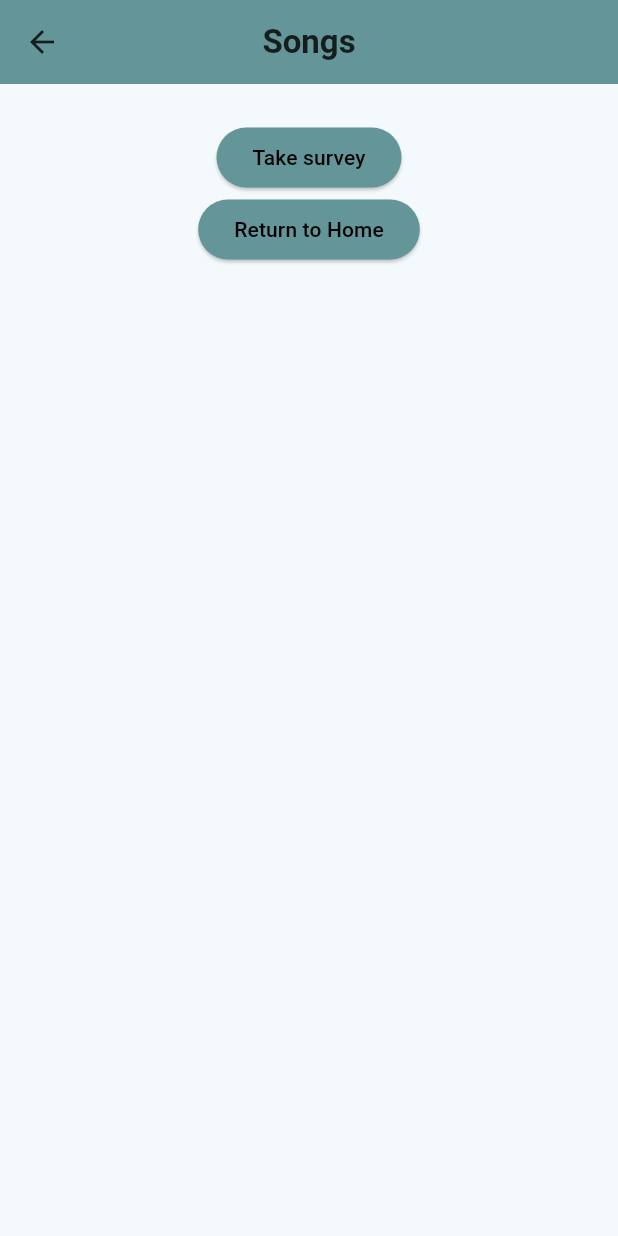
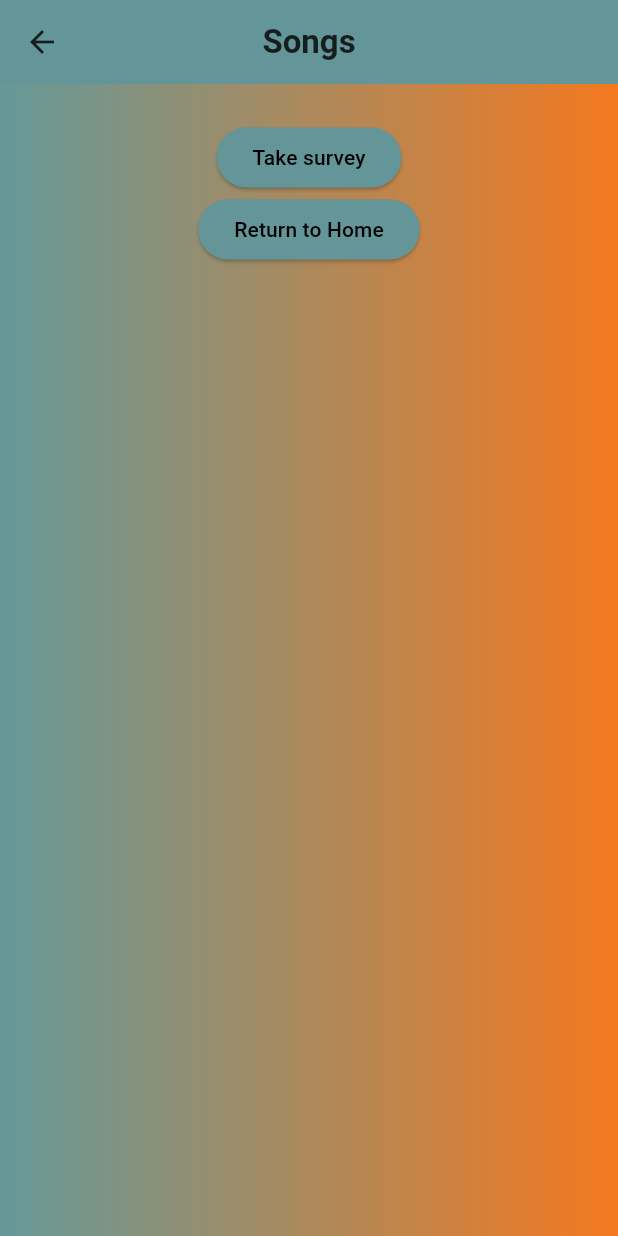
Before and after one commit to KhalidEl-MariAa/EmoWave, a Flutter app: the RecomendedSongsFromImageScreen screen opened directly with empty values, on a phone screen of 412 x 824 dp. Run offline on Flutter 3.47's test engine with Material 3 defaults, Android fonts, the light colour scheme and no system bars; our stand-ins replace awesome_dialog, cached_network_image, dio, flutter_bloc, flutter_rating_bar, image_picker and 4 more; missing offline and left inert: flutter_sound, ripple_wave.

Commit message:
recommened songs screen update ui

```diff
--- a/lib/recomended_songs_movies_from_image_Screen/recom_songs/reco_songs.dart
+++ b/lib/recomended_songs_movies_from_image_Screen/recom_songs/reco_songs.dart
@@ -27,7 +27,18 @@ class RecomendedSongsFromImageScreen extends StatelessWidget {
           style: TextStyle(fontWeight: FontWeight.w600),
         ),
       ),
-      body: CustomScrollView(slivers: [
+      body: Container(
+        decoration: const BoxDecoration(
+                gradient: LinearGradient(colors: [
+
+                Color(0xff659999),
+                Color(0xfff4791f)
+                // Color.fromARGB(255, 255, 123, 66),
+                // Color.fromARGB(255, 255, 136, 84),
+                // Colors.amber
+              ])
+              ),
+        child: CustomScrollView(slivers: [
           SliverToBoxAdapter(
             child: Padding(
               padding: const EdgeInsets.symmetric(vertical: 5.0, horizontal: 10),
@@ -43,7 +54,7 @@ class RecomendedSongsFromImageScreen extends StatelessWidget {
                     constraints: BoxConstraints(
                         maxWidth: MediaQuery.sizeOf(context).width * 0.65),
                     decoration: BoxDecoration(
-                      color: Colors.amber,
+                        gradient:const LinearGradient(colors: [ Color(0xff659999),Color(0x0ff1f403)]),
                         borderRadius: BorderRadius.circular(25)),
                     child: Padding(
                       padding: const EdgeInsets.symmetric(
@@ -102,6 +113,7 @@ class RecomendedSongsFromImageScreen extends StatelessWidget {
             ),
           ),
         ]),
+      ),
     ));
   }
 }
```
Lines whose indentation alone changed are shown as unchanged.
